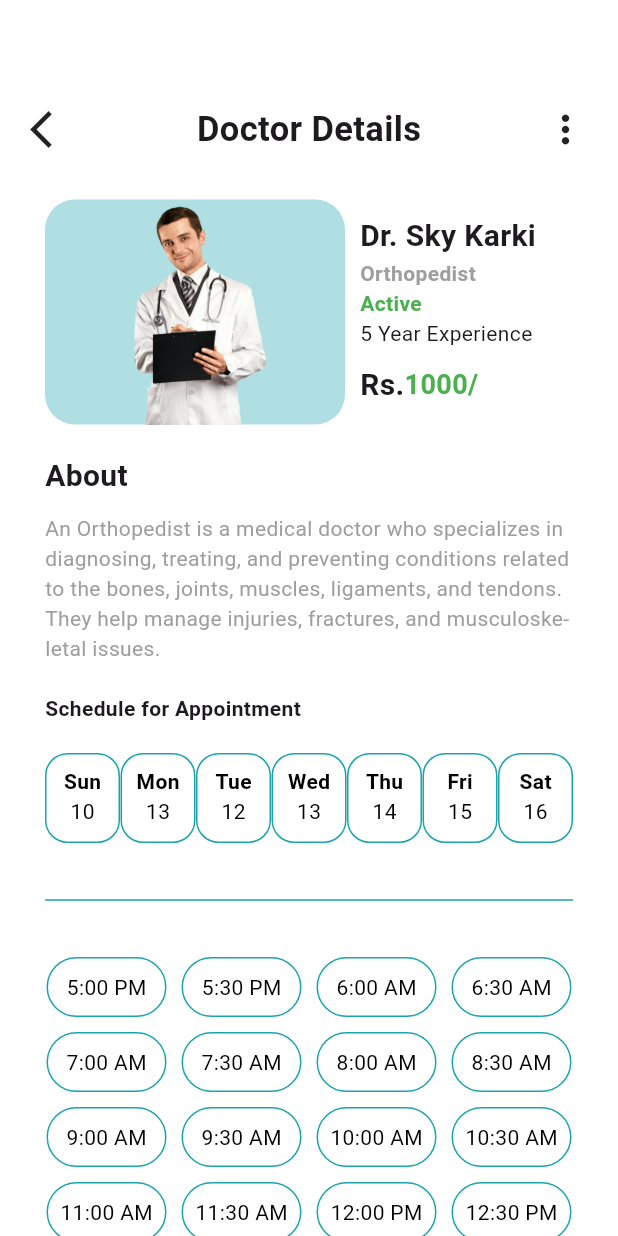
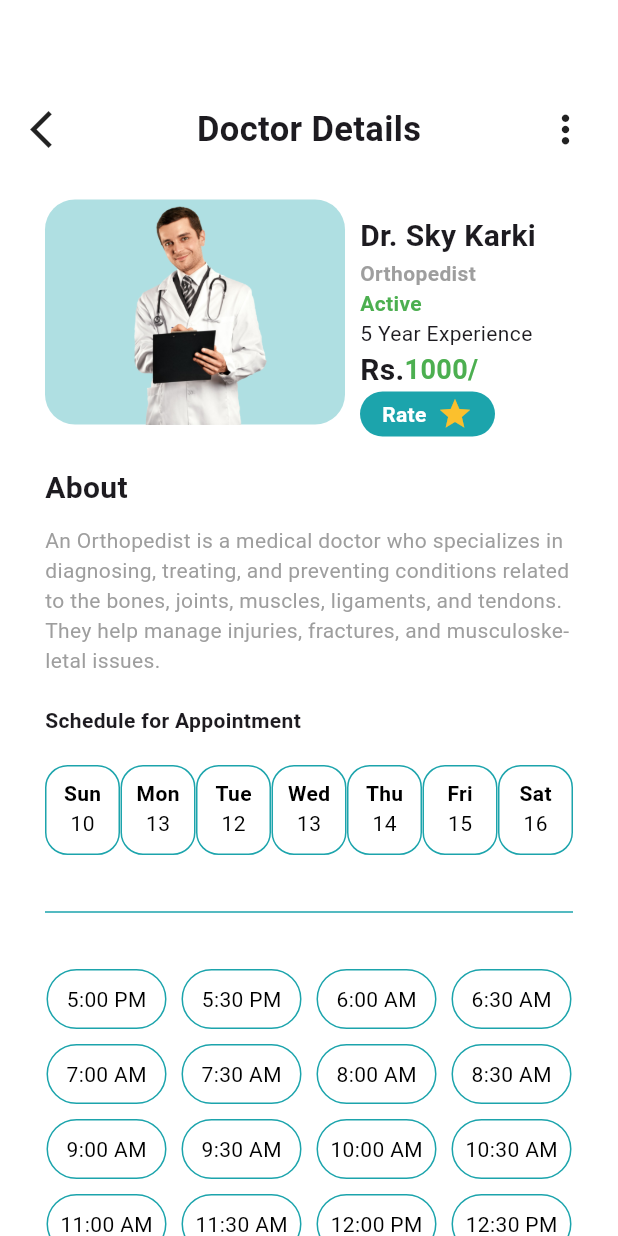
Before and after one commit to admin123KK/merodoctor555, a Flutter app: the Doctordetailspage screen opened directly, on a phone screen of 412 x 824 dp. Run offline on Flutter 3.47's test engine with Material 3 defaults, Android fonts, the phone set to English and light mode, and no system bars; our stand-ins replace file_picker.

Commit message:
progress on rating

```diff
--- a/lib/doctordetailspage.dart
+++ b/lib/doctordetailspage.dart
@@ -127,27 +127,24 @@ class _DoctordetailspageState extends State<Doctordetailspage> {
                     child: Image.asset('assets/image/startpage2.png'),
                   ),
                   const SizedBox(width: 10),
-                  const Expanded(
+                  Expanded(
                     child: Column(
                       crossAxisAlignment: CrossAxisAlignment.start,
                       children: [
-                        SizedBox(height: 10),
-                        Text('Dr. Sky Karki',
+                        const SizedBox(height: 10),
+                        const Text('Dr. Sky Karki',
                             style: TextStyle(
                                 fontWeight: FontWeight.bold, fontSize: 20)),
-                        Text('Orthopedist',
+                        const Text('Orthopedist',
                             style: TextStyle(
                                 color: Colors.grey,
                                 fontWeight: FontWeight.bold)),
-                        Text('Active',
+                        const Text('Active',
                             style: TextStyle(
                                 fontWeight: FontWeight.bold,
                                 color: Colors.green)),
-                        Text('5 Year Experience'),
-                        SizedBox(
-                          height: 10,
-                        ),
-                        Row(
+                        const Text('5 Year Experience'),
+                        const Row(
                           children: [
                             Text(
                               'Rs.',
@@ -164,6 +161,34 @@ class _DoctordetailspageState extends State<Doctordetailspage> {
                                   fontSize: 18),
                             ),
                           ],
+                        ),
+                        Container(
+                          height: 30,
+                          width: 90,
+                          decoration: BoxDecoration(
+                            color: Color(0xFF1CA4AC),
+                            borderRadius: BorderRadius.circular(27),
+                          ),
+                          child: Center(
+                            child: Row(
+                              mainAxisAlignment: MainAxisAlignment.center,
+                              children: [
+                                const Text(
+                                  'Rate',
+                                  style: TextStyle(
+                                      color: Colors.white,
+                                      fontWeight: FontWeight.bold),
+                                ),
+                                const SizedBox(
+                                  width: 7,
+                                ),
+                                Icon(
+                                  Icons.star,
+                                  color: Colors.yellow[700],
+                                )
+                              ],
+                            ),
+                          ),
                         )
                       ],
                     ),
```
